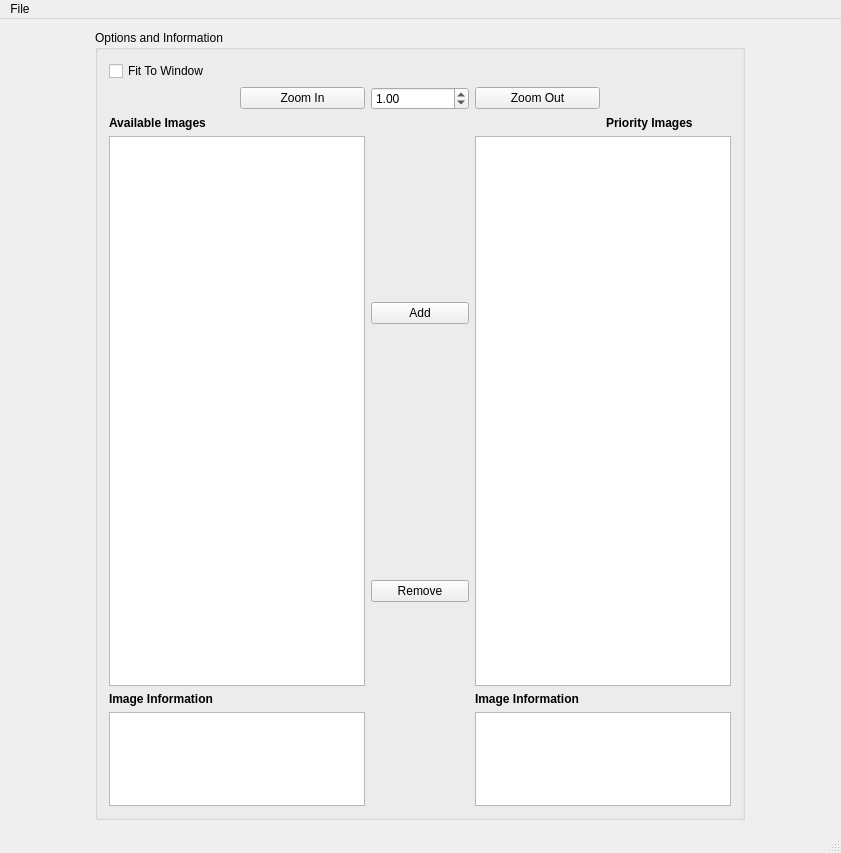
Above: mainwindow.ui from Morgan243/Dynamic-Image-Viewer before the change. Below: the same form after it.
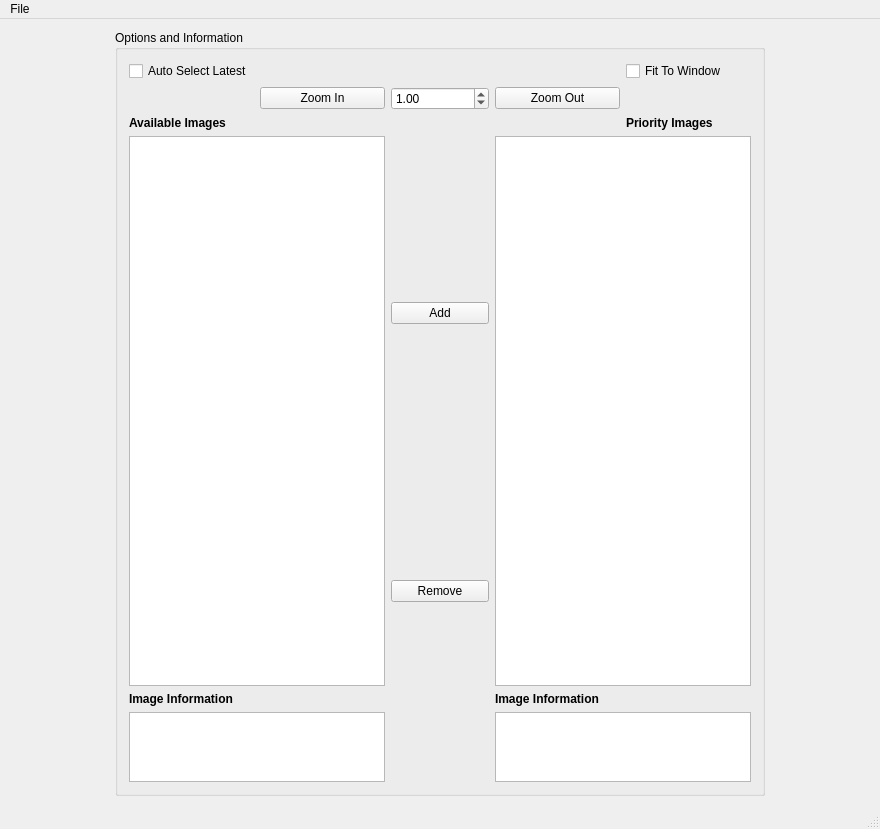
That is the form after the change.

Commit message: Added autoSelectNewest checkbox and began its features

What changed in the file:
```diff
--- a/mainwindow.ui
+++ b/mainwindow.ui
@@ -6,8 +6,8 @@
    <rect>
     <x>0</x>
     <y>0</y>
-    <width>841</width>
-    <height>853</height>
+    <width>880</width>
+    <height>820</height>
    </rect>
   </property>
   <property name="windowTitle">
@@ -80,16 +80,6 @@
          </property>
         </widget>
        </item>
-       <item row="0" column="0">
-        <widget class="QCheckBox" name="chkBx_FitToWindow">
-         <property name="text">
-          <string>Fit To Window</string>
-         </property>
-        </widget>
-       </item>
-       <item row="3" column="3" rowspan="2" colspan="2">
-        <widget class="QListView" name="listView_priorityImages"/>
-       </item>
        <item row="2" column="4">
         <widget class="QLabel" name="label_priorityImages">
          <property name="font">
@@ -153,6 +143,36 @@
          </property>
         </widget>
        </item>
+       <item row="0" column="4">
+        <widget class="QCheckBox" name="chkBx_FitToWindow">
+         <property name="text">
+          <string>Fit To Window</string>
+         </property>
+        </widget>
+       </item>
+       <item row="0" column="0">
+        <widget class="QCheckBox" name="chkBx_autSelectLatest">
+         <property name="text">
+          <string>Auto Select Latest</string>
+         </property>
+        </widget>
+       </item>
+       <item row="3" column="3" rowspan="2" colspan="2">
+        <widget class="QListView" name="listView_priorityImages"/>
+       </item>
+       <item row="3" column="0" rowspan="2" colspan="2">
+        <widget class="QListView" name="listView_availImages">
+         <property name="minimumSize">
+          <size>
+           <width>0</width>
+           <height>550</height>
+          </size>
+         </property>
+         <property name="editTriggers">
+          <set>QAbstractItemView::CurrentChanged|QAbstractItemView::DoubleClicked|QAbstractItemView::EditKeyPressed|QAbstractItemView::SelectedClicked</set>
+         </property>
+        </widget>
+       </item>
       </layout>
       <zorder>splitter</zorder>
       <zorder>doubleSpinBx_scaleFactor</zorder>
@@ -184,7 +204,7 @@
     <rect>
      <x>0</x>
      <y>0</y>
-     <width>841</width>
+     <width>880</width>
      <height>21</height>
     </rect>
    </property>
```
Left out of the diff: 20 changed lines with no effect on the pictures. The commit also changes 3 other files.
